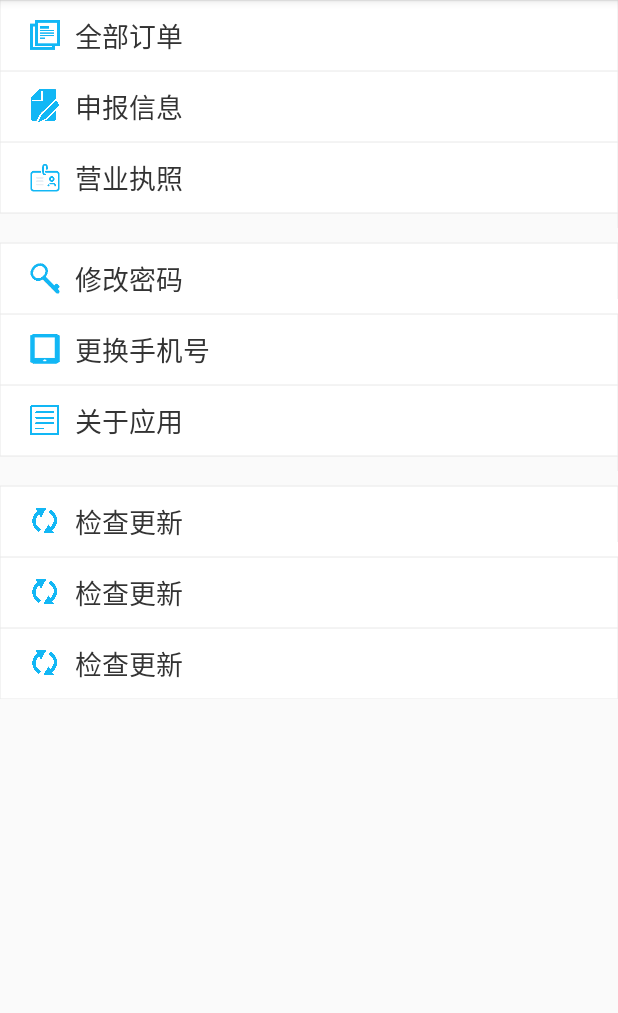
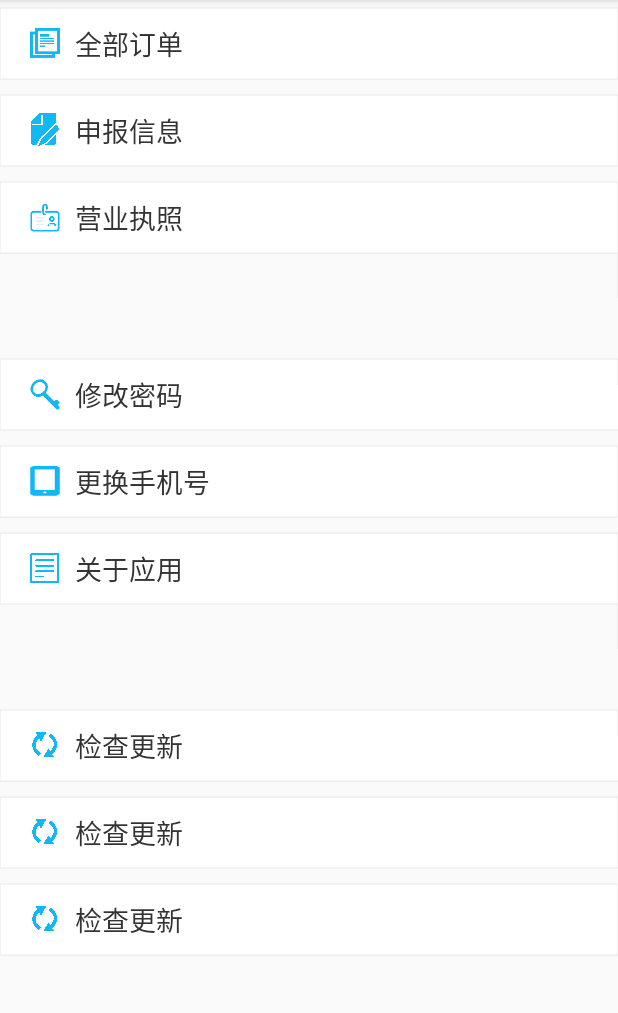
Before and after one commit to w-g-b/MenuListView, an Android app: the screen it shows after launch (MainActivity), on a phone screen of 412 x 824 dp, the part 84-1097 px from its top. Run offline under Robolectric (Android 15) with nearby library versions, the phone set to English and light mode, and no system bars.

Commit message:
solve the problem that click the blank border and the item take effect!

```diff
--- a/app/src/main/res/layout/activity_main.xml
+++ b/app/src/main/res/layout/activity_main.xml
@@ -1,11 +1,30 @@
 <?xml version="1.0" encoding="utf-8"?>
 <LinearLayout xmlns:android="http://schemas.android.com/apk/res/android"
-    xmlns:app="http://schemas.android.com/apk/res-auto"
     xmlns:tools="http://schemas.android.com/tools"
     android:layout_width="match_parent"
     android:layout_height="match_parent"
+    xmlns:app="http://schemas.android.com/apk/res-auto"
     android:orientation="vertical"
     tools:context=".MainActivity">
+
+    <!--<LinearLayout-->
+    <!--android:layout_width="match_parent"-->
+    <!--android:layout_height="wrap_content"-->
+    <!--android:background="@drawable/selector_white"-->
+    <!--android:clickable="true"-->
+    <!--android:gravity="center">-->
+
+    <!--<ImageView-->
+    <!--android:layout_width="wrap_content"-->
+    <!--android:layout_height="wrap_content"-->
+    <!--android:src="@mipmap/ic_about_app" />-->
+
+    <!--<TextView-->
+    <!--android:layout_width="wrap_content"-->
+    <!--android:layout_height="wrap_content"-->
+    <!--android:text="HelloWorld"-->
+    <!--android:textSize="30sp" />-->
+    <!--</LinearLayout>-->
 
     <!--    <ListView
             android:id="@+id/listView"
@@ -15,10 +34,12 @@
             android:divider="@null"
             android:listSelector="#00000000" />-->
     <com.gb.widget.MenuListView
+        app:mBorderStyle="all"
+        app:mGroupMargin="30dp"
+        app:mItemClickable="true"
+        app:mItemMargin="5dp"
+        app:menu="@menu/me_btn_menu"
         android:layout_width="match_parent"
-        android:layout_height="match_parent"
-        app:mBorderStyle="all"
-        app:mItemClickable="true"
-        app:menu="@menu/me_btn_menu" />
+        android:layout_height="match_parent" />
 
 </LinearLayout>
--- a/widget/src/main/java/com/gb/widget/MenuListView.java
+++ b/widget/src/main/java/com/gb/widget/MenuListView.java
@@ -7,7 +7,6 @@ import android.graphics.Color;
 import android.graphics.Paint;
 import android.graphics.drawable.ColorDrawable;
 import android.util.AttributeSet;
-import android.view.Menu;
 import android.view.View;
 import android.view.ViewGroup;
 import android.widget.LinearLayout;
@@ -87,19 +86,8 @@ public class MenuListView extends ListView {
 
     @Override
     public boolean performItemClick(View view, int position, long id) {
-        if (mItemClickable && !StringUtils.isEmpty(mMenuAdapter.getItem(position).getDes())) {
-            Class clazz = null;
-            try {
-                clazz = Class.forName(mMenuAdapter.getItem(position).getDes());
-                mContext.startActivity(new Intent(mContext, clazz));
-            } catch (ClassNotFoundException e) {
-                e.printStackTrace();
-            }
-        }
         return super.performItemClick(view, position, id);
-
     }
-
 
     private void initView() {
         if (mMenuId != 0) {
@@ -120,7 +108,7 @@ public class MenuListView extends ListView {
         final MenuAdapter adapter = listAdapter instanceof MenuAdapter ? (MenuAdapter) listAdapter : null;
         MenuAdapterProxy proxy = new MenuAdapterProxy(adapter) {
             @Override
-            public View getView(int position, @Nullable View convertView, @NonNull ViewGroup parent) {
+            public View getView(final int position, @Nullable View convertView, @NonNull ViewGroup parent) {
                 if (convertView != null) {
                     adapter.getView(position, ((ViewGroup) convertView).getChildAt(0), parent);
                 } else {
@@ -149,7 +137,23 @@ public class MenuListView extends ListView {
                     params.setMargins(0, itemMarginTop, 0, itemMarginBottom);
                     layout.setBorder(mBorderStyle, mBorderPaint, itemMarginTop, itemMarginBottom);
                     if (mUseRipple) {
+                        //flag: solve the problem that click the blank border and the item take effect!
+                        view.setClickable(true);
                         view.setBackgroundResource(R.drawable.selector_white);
+                        view.setOnClickListener(new OnClickListener() {
+                            @Override
+                            public void onClick(View v) {
+                                if (mItemClickable && !StringUtils.isEmpty(mMenuAdapter.getItem(position).getDes())) {
+                                    Class clazz = null;
+                                    try {
+                                        clazz = Class.forName(mMenuAdapter.getItem(position).getDes());
+                                        mContext.startActivity(new Intent(mContext, clazz));
+                                    } catch (ClassNotFoundException e) {
+                                        e.printStackTrace();
+                                    }
+                                }
+                            }
+                        });
                     }
                     layout.addView(view, params);
                     convertView = layout;
@@ -162,11 +166,8 @@ public class MenuListView extends ListView {
 
     //TODO
     public void setMenuById(int menuId) {
-
+        mMenuAdapter = new MenuAdapter(mContext, menuId);
+        setAdapter(mMenuAdapter);
     }
 
-    //TODO
-    public void setMenu(Menu menu) {
-
-    }
 }
```
